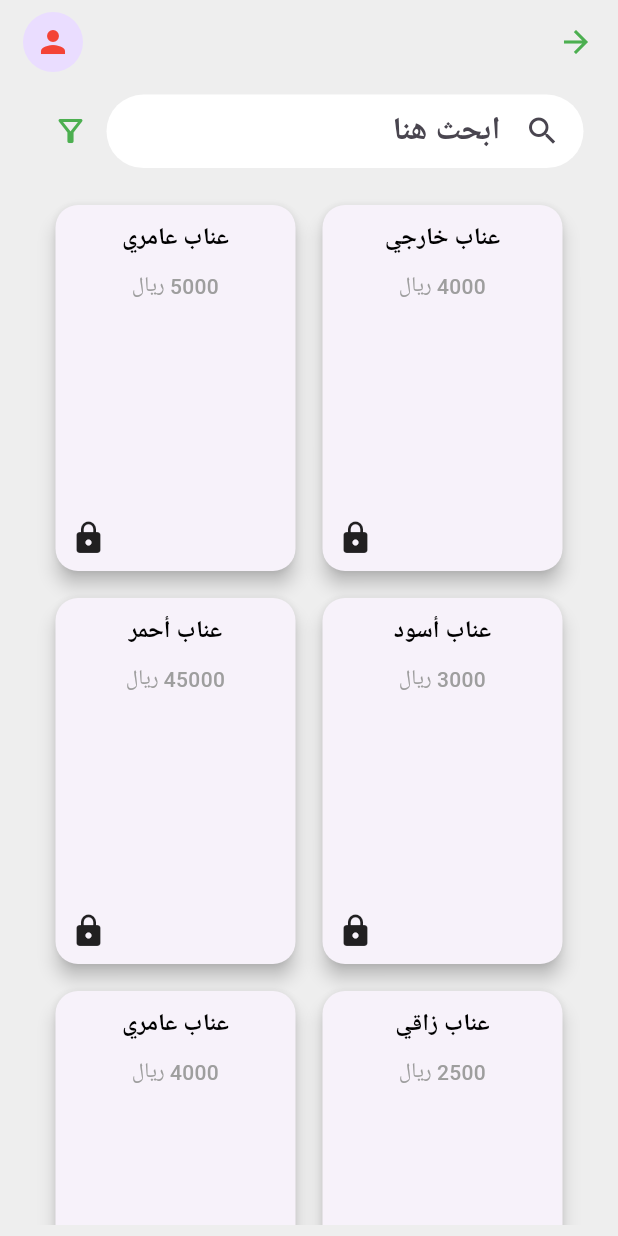
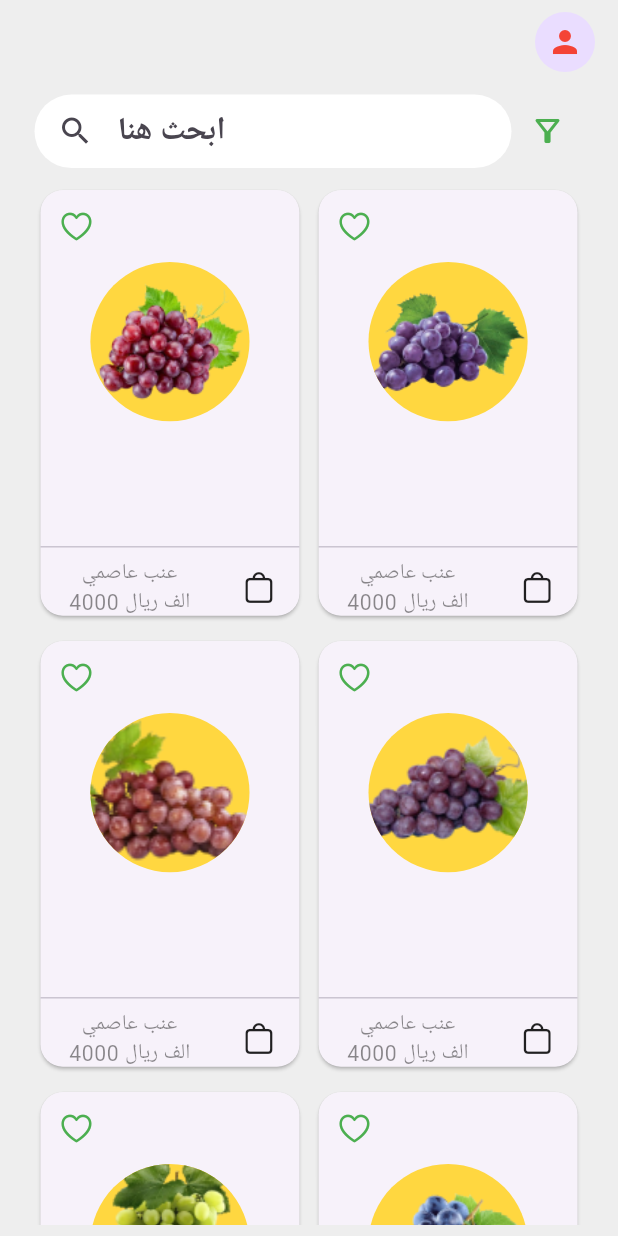
Before and after one commit to Big-cart/BIG-CART, a Flutter app: the Favorite screen opened directly, on a phone screen of 412 x 824 dp. Run offline on Flutter 3.47's test engine with Material 3 defaults, Android fonts, the light colour scheme and no system bars; our stand-ins replace flutter_screenutil, get.

Commit message:
fix some errors and and almost complete favorite screen

```diff
--- a/lib/View/Screens/favorite.dart
+++ b/lib/View/Screens/favorite.dart
@@ -1,5 +1,7 @@
 import 'package:big_cart/View/Widgets/search_bar_widget.dart';
+import 'package:big_cart/core/Functions/appbar_fun_as_widget.dart';
 import 'package:big_cart/core/Widgets/app_scaffold.dart';
+import 'package:flutter/cupertino.dart';
 import 'package:flutter/material.dart';
 import 'package:flutter_screenutil/flutter_screenutil.dart';
 
@@ -41,20 +43,7 @@
           isFavorite: false),
     ];
     return AppScaffold(
-      appBar: AppBar(
-        // backgroundColor: Colors.transparent,
-        surfaceTintColor: Colors.transparent,
-
-        elevation: 0,
-        // leading: Icon(Icons.menu, color: Colors.green),
-
-        actions: [
-          Padding(
-              padding: EdgeInsets.symmetric(horizontal: 16.w),
-              child: const CircleAvatar(
-                  child: Icon(Icons.person, color: Colors.red))),
-        ],
-      ),
+      appBar: appBar(""),
       child: Column(
         children: [
           const SearchBarWidget(),
@@ -64,15 +53,17 @@
           Expanded(
             child: GridView.builder(
               shrinkWrap: true,
-              padding: const EdgeInsets.all(10),
-              gridDelegate: const SliverGridDelegateWithFixedCrossAxisCount(
+              gridDelegate: SliverGridDelegateWithFixedCrossAxisCount(
                 crossAxisCount: 2,
-                crossAxisSpacing: 10,
-                mainAxisSpacing: 10,
-                childAspectRatio: 2 / 3,
+                crossAxisSpacing: 5.w,
+                mainAxisSpacing: 10.h,
+                childAspectRatio: 0.7.h,
               ),
               itemCount: grapes.length,
-              itemBuilder: (ctx, i) => GrapeItem(grapes[i]),
+              itemBuilder: (ctx, i) => GrapeItem(
+                grapes[i],
+                index: i,
+              ),
             ),
           ),
         ],
@@ -97,8 +88,9 @@
 
 class GrapeItem extends StatelessWidget {
   final Grape grape;
+  final int index;
 
-  const GrapeItem(this.grape, {super.key});
+  const GrapeItem(this.grape, {super.key, required this.index});
 
   @override
   Widget build(BuildContext context) {
@@ -106,67 +98,106 @@
       shape: RoundedRectangleBorder(
         borderRadius: BorderRadius.circular(15),
       ),
-      elevation: 5,
       child: Column(
         children: [
-          Stack(
+          Row(
+            mainAxisAlignment: MainAxisAlignment.start,
             children: [
-              const ClipRRect(
-                borderRadius: BorderRadius.only(
-                  topLeft: Radius.circular(15),
-                  topRight: Radius.circular(15),
+              IconButton(
+                onPressed: () {},
+                icon: const Icon(
+                  CupertinoIcons.heart,
                 ),
-                // child: Image.asset(
-                //   grape.image,
-                //   height: 100,
-                //   width: double.infinity,
-                //   fit: BoxFit.cover,
-                // ),
-              ),
-              Positioned(
-                top: 10,
-                right: 10,
-                child: Icon(
-                  grape.isFavorite ? Icons.favorite : Icons.favorite_border,
-                  color: grape.isFavorite ? Colors.red : Colors.grey,
-                ),
-              ),
+              )
             ],
           ),
-          Padding(
-            padding: const EdgeInsets.all(10),
-            child: Column(
-              children: [
-                Text(
-                  grape.name,
-                  style: const TextStyle(
-                    fontSize: 16,
-                    fontWeight: FontWeight.bold,
-                  ),
-                ),
-                const SizedBox(height: 10),
-                Text(
-                  '${grape.price} ريال',
-                  style: const TextStyle(
-                    fontSize: 14,
-                    color: Colors.grey,
-                  ),
-                ),
-              ],
-            ),
+          CircleAvatar(
+            radius: 60.r,
+            backgroundColor: Colors.amberAccent,
+            backgroundImage: AssetImage("assets/images/grape$index.png"),
           ),
           const Spacer(),
-          const Padding(
-            padding: EdgeInsets.all(10),
-            child: Row(
-              mainAxisAlignment: MainAxisAlignment.end,
-              children: [
-                Icon(Icons.lock),
-              ],
-            ),
-          ),
+          const Divider(),
+          Row(
+            mainAxisAlignment: MainAxisAlignment.spaceAround,
+            children: [
+              Column(
+                children: [
+                  Text(
+                    "عنب عاصمي",
+                    style: Theme.of(context).textTheme.bodySmall,
+                  ),
+                  Text(
+                    " 4000 الف ريال ",
+                    style: Theme.of(context).textTheme.bodySmall,
+                  )
+                ],
+              ),
+              const Icon(CupertinoIcons.bag)
+            ],
+          )
         ],
       ),
+      // child: Column(
+      //   children: [
+      //     Stack(
+      //       children: [
+      //         const ClipRRect(
+      //           borderRadius: BorderRadius.only(
+      //             topLeft: Radius.circular(15),
+      //             topRight: Radius.circular(15),
+      //           ),
+      //           // child: Image.asset(
+      //           //   grape.image,
+      //           //   height: 100,
+      //           //   width: double.infinity,
+      //           //   fit: BoxFit.cover,
+      //           // ),
+      //         ),
+      //         Positioned(
+      //           top: 10,
+      //           right: 10,
+      //           child: Icon(
+      //             grape.isFavorite ? Icons.favorite : Icons.favorite_border,
+      //             color: grape.isFavorite ? Colors.red : Colors.grey,
+      //           ),
+      //         ),
+      //       ],
+      //     ),
+      //     Padding(
+      //       padding: const EdgeInsets.all(10),
+      //       child: Column(
+      //         children: [
+      //           Text(
+      //             grape.name,
+      //             style: const TextStyle(
+      //               fontSize: 16,
+      //               fontWeight: FontWeight.bold,
+      //             ),
+      //           ),
+      //           const SizedBox(height: 10),
+      //           Text(
+      //             '${grape.price} ريال',
+      //             style: const TextStyle(
+      //               fontSize: 14,
+      //               color: Colors.grey,
+      //             ),
+      //           ),
+      //         ],
+      //       ),
+      //     ),
+      //     const Spacer(),
+      //     const Padding(
+      //       padding: EdgeInsets.all(10),
+      //       child: Row(
+      //         mainAxisAlignment: MainAxisAlignment.end,
+      //         children: [
+      //           Icon(Icons.lock),
+      //         ],
+      //       ),
+      //     ),
+      //   ],
+      // ),
     );
   }
 }
--- a/lib/View/Widgets/app_text_form_field.dart
+++ b/lib/View/Widgets/app_text_form_field.dart
@@ -4,7 +4,7 @@
 
 class AppTextFormField extends StatelessWidget {
   final String hintText;
-  final IconData icon;
+  final Icon icon;
   final Icon? suffixIcon;
   final bool obscureText;
   const AppTextFormField({
@@ -24,7 +24,7 @@
         hintText: hintText,
         labelStyle: const TextStyle(),
         hintTextDirection: TextDirection.rtl,
-        prefixIcon: Icon(icon),
+        prefixIcon: icon,
         suffixIcon: suffixIcon,
         border: OutlineInputBorder(
           borderSide: BorderSide.none,
--- /dev/null
+++ b/lib/core/Functions/appbar_fun_as_widget.dart
@@ -0,0 +1,24 @@
+import 'package:flutter/material.dart';
+import 'package:flutter_screenutil/flutter_screenutil.dart';
+
+AppBar appBar(String title) {
+  return AppBar(
+    // backgroundColor: Colors.grey[200],
+    title: Text(title),
+    surfaceTintColor: Colors.tealAccent,
+    elevation: 0,
+    // leading: Icon(Icons.menu, color: Colors.green),
+
+    actions: [
+      Padding(
+        padding: EdgeInsets.symmetric(horizontal: 16.w),
+        child: const CircleAvatar(
+          child: Icon(
+            Icons.person,
+            color: Colors.red,
+          ),
+        ),
+      ),
+    ],
+  );
+}
--- a/lib/core/Widgets/app_scaffold.dart
+++ b/lib/core/Widgets/app_scaffold.dart
@@ -4,15 +4,19 @@
 
 class AppScaffold extends StatelessWidget {
   final Widget child;
+
   final PreferredSizeWidget? appBar;
   const AppScaffold({super.key, required this.child, this.appBar});
   @override
   Widget build(BuildContext context) {
     return Scaffold(
+      extendBodyBehindAppBar: true,
       appBar: appBar,
-      body: Padding(
-        padding: EdgeInsets.symmetric(horizontal: 24.0.w, vertical: 8.h),
-        child: child,
+      body: SafeArea(
+        child: Padding(
+          padding: EdgeInsets.symmetric(horizontal: 24.0.w, vertical: 8.h),
+          child: child,
+        ),
       ),
     );
   }
```
Also changed, not shown: lib/View/Screens/home.dart (+4 -80 lines), lib/View/Screens/login.dart (+22 -62 lines), lib/View/Screens/signup.dart (+24 -33 lines), lib/View/Widgets/Auth/app_auth_scaffold.dart (added, +30 -0 lines), lib/core/Widgets/app_button.dart (added, +25 -0 lines), lib/main.dart (+3 -6 lines), assets/images/grape0.png (added), assets/images/grape1.png (added), assets/images/grape2.png (added), assets/images/grape3.png (added), assets/images/grape4.png (added), assets/images/grape5.png (added).
